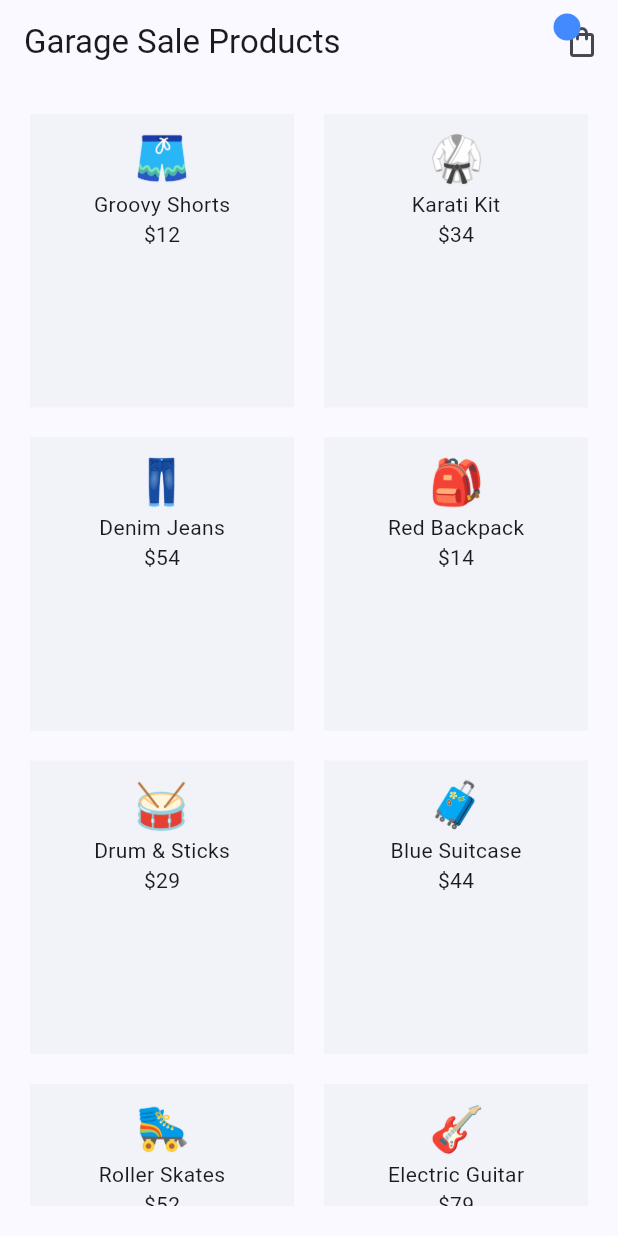
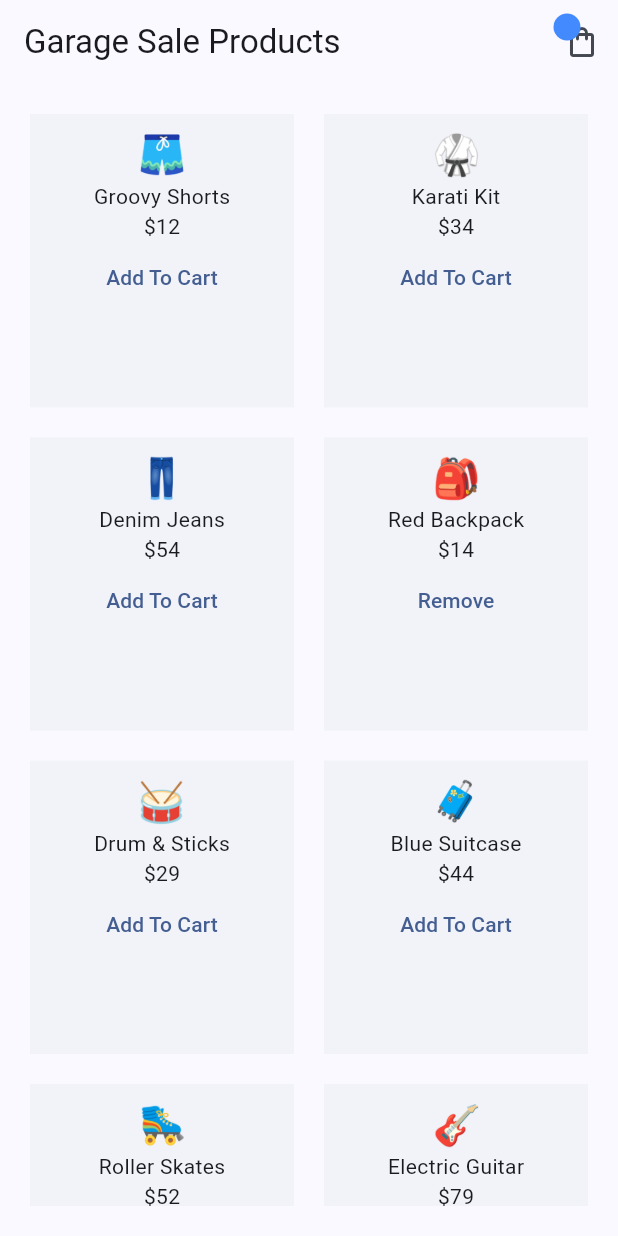
Before and after one commit to O-rensa/flutter-riverpod-tutorial-starter-project, a Flutter app: the screen it shows after launch, on a phone screen of 412 x 824 dp. Run offline on Flutter 3.47's test engine with Material 3 defaults, Android fonts, the phone set to English and light mode, and no system bars; our stand-ins replace flutter_riverpod, riverpod_annotation; generated files the repository leaves out were written again.

Commit message:
Added Cart Provider

```diff
--- a/lib/screens/cart/cart_screen.dart
+++ b/lib/screens/cart/cart_screen.dart
@@ -1,7 +1,7 @@
 import 'package:flutter/material.dart';
 import 'package:flutter_riverpod/flutter_riverpod.dart';
 import 'package:riverpod_files/models/product.dart';
-import 'package:riverpod_files/providers/products_provider.dart';
+import 'package:riverpod_files/providers/cart_provider.dart';
 
 class CartScreen extends ConsumerStatefulWidget {
   const CartScreen({super.key});
@@ -15,7 +15,7 @@ class _CartScreenState extends ConsumerState<CartScreen> {
 
   @override
   Widget build(BuildContext context) {
-    final List<Product> cartProducts = ref.watch(reducedProductsProvider);
+    final Set<Product> cartProducts = ref.watch(cartNotifierProvider);
 
     return Scaffold(
       appBar: AppBar(
--- a/lib/screens/home/home_screen.dart
+++ b/lib/screens/home/home_screen.dart
@@ -1,6 +1,7 @@
 import 'package:flutter/material.dart';
 import 'package:flutter_riverpod/flutter_riverpod.dart';
 import 'package:riverpod_files/models/product.dart';
+import 'package:riverpod_files/providers/cart_provider.dart';
 import 'package:riverpod_files/providers/products_provider.dart';
 import 'package:riverpod_files/shared/cart_icon.dart';
 
@@ -12,6 +13,7 @@ class HomeScreen extends ConsumerWidget {
   @override
   Widget build(BuildContext context, WidgetRef ref) {
     final List<Product> allProducts = ref.watch(productsProvider);
+    final Set<Product> cartProducts = ref.watch(cartNotifierProvider);
 
     return Scaffold(
       appBar: AppBar(
@@ -35,9 +37,21 @@ class HomeScreen extends ConsumerWidget {
               color: Colors.blueGrey.withOpacity(0.05),
               child: Column(
                 children: [
-                  Image.asset(allProducts[index].image, width: 40, height: 40,),
+                  Image.asset(allProducts[index].image, width: 35, height: 35,),
                   Text(allProducts[index].title),
                   Text('\$${allProducts[index].price}'),
+
+                  if (cartProducts.contains(allProducts[index]))
+                    TextButton(
+                      onPressed: () {},
+                      child: const Text('Remove'),
+                    ),
+
+                  if (!cartProducts.contains(allProducts[index]))
+                    TextButton(
+                      onPressed: () {},
+                      child: const Text('Add To Cart'),
+                    ),
                 ],
               ),
             );
```
Also changed, not shown: lib/providers/cart_provider.dart (added, +25 -0 lines).
